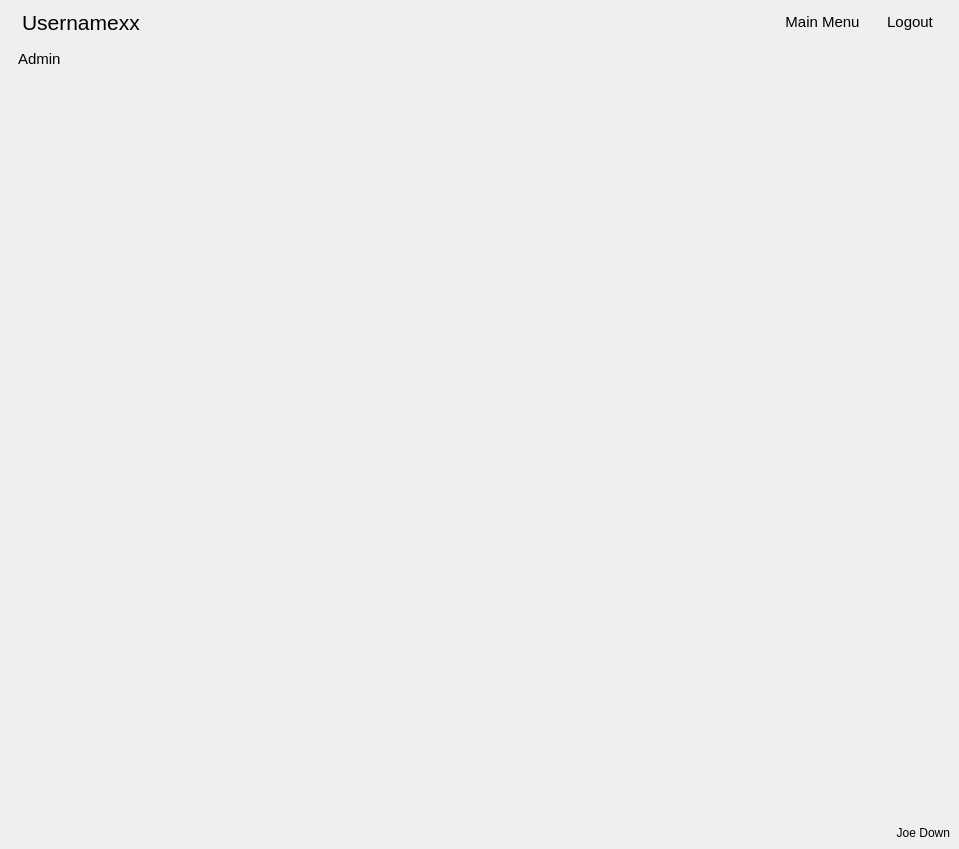
Before: the Qt Designer form window.ui in AnthropomorphicMonkey/Coursework, drawn with Qt 5.
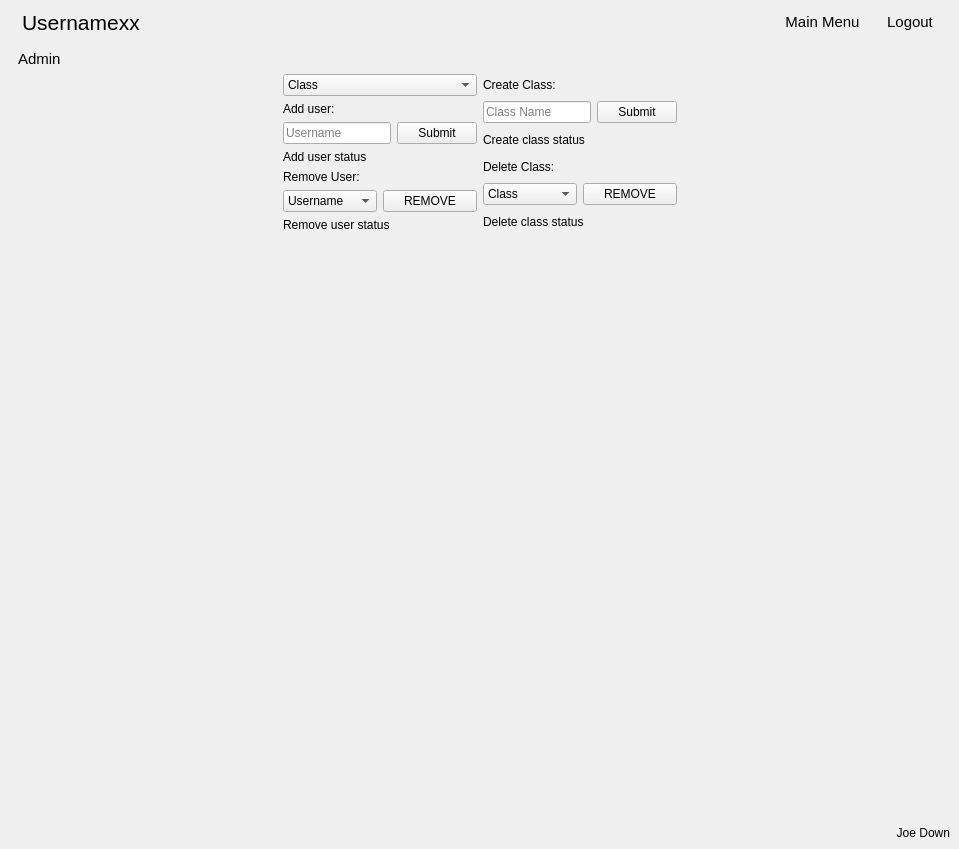
After: the same form once the commit is applied. The open tabs and pages were chosen to show the change. Icons and pictures are not drawn.

Commit message: Admin page further scripts

```diff
--- a/window.ui
+++ b/window.ui
@@ -1641,6 +1641,200 @@
                              <string>Admin</string>
                          </property>
                      </widget>
+                 </item>
+                 <item>
+                     <layout class="QHBoxLayout" name="horizontalLayout_13">
+                         <item>
+                             <spacer name="horizontalSpacer_19">
+                                 <property name="orientation">
+                                     <enum>Qt::Horizontal</enum>
+                                 </property>
+                                 <property name="sizeHint" stdset="0">
+                                     <size>
+                                         <width>40</width>
+                                         <height>20</height>
+                                     </size>
+                                 </property>
+                             </spacer>
+                         </item>
+                         <item>
+                             <layout class="QHBoxLayout" name="horizontalLayout_14">
+                                 <item>
+                                     <layout class="QVBoxLayout" name="verticalLayout_24">
+                                         <item>
+                                             <layout class="QVBoxLayout" name="verticalLayout_26">
+                                                 <item>
+                                                     <widget class="QComboBox" name="admin_class_user_combo_box">
+                                                         <item>
+                                                             <property name="text">
+                                                                 <string>Class</string>
+                                                             </property>
+                                                         </item>
+                                                     </widget>
+                                                 </item>
+                                             </layout>
+                                         </item>
+                                         <item>
+                                             <widget class="QLabel" name="label_14">
+                                                 <property name="text">
+                                                     <string>Add user:</string>
+                                                 </property>
+                                             </widget>
+                                         </item>
+                                         <item>
+                                             <layout class="QHBoxLayout" name="horizontalLayout_15">
+                                                 <item>
+                                                     <widget class="QLineEdit" name="admin_username_input">
+                                                         <property name="text">
+                                                             <string/>
+                                                         </property>
+                                                         <property name="placeholderText">
+                                                             <string>Username</string>
+                                                         </property>
+                                                     </widget>
+                                                 </item>
+                                                 <item>
+                                                     <widget class="QPushButton" name="admin_username_submit_button">
+                                                         <property name="text">
+                                                             <string>Submit</string>
+                                                         </property>
+                                                     </widget>
+                                                 </item>
+                                             </layout>
+                                         </item>
+                                         <item>
+                                             <widget class="QLabel" name="admin_add_user_status_label">
+                                                 <property name="text">
+                                                     <string>Add user status</string>
+                                                 </property>
+                                             </widget>
+                                         </item>
+                                         <item>
+                                             <widget class="QLabel" name="label_15">
+                                                 <property name="text">
+                                                     <string>Remove User:</string>
+                                                 </property>
+                                             </widget>
+                                         </item>
+                                         <item>
+                                             <layout class="QHBoxLayout" name="horizontalLayout_16">
+                                                 <item>
+                                                     <widget class="QComboBox" name="admin_username_combo_box">
+                                                         <item>
+                                                             <property name="text">
+                                                                 <string>Username</string>
+                                                             </property>
+                                                         </item>
+                                                     </widget>
+                                                 </item>
+                                                 <item>
+                                                     <widget class="QPushButton" name="admin_remove_user_button">
+                                                         <property name="text">
+                                                             <string>REMOVE</string>
+                                                         </property>
+                                                     </widget>
+                                                 </item>
+                                             </layout>
+                                         </item>
+                                         <item>
+                                             <widget class="QLabel" name="admin_remove_user_status_label">
+                                                 <property name="text">
+                                                     <string>Remove user status</string>
+                                                 </property>
+                                             </widget>
+                                         </item>
+                                     </layout>
+                                 </item>
+                                 <item>
+                                     <layout class="QVBoxLayout" name="verticalLayout_27">
+                                         <item>
+                                             <widget class="QLabel" name="label_16">
+                                                 <property name="text">
+                                                     <string>Create Class:</string>
+                                                 </property>
+                                             </widget>
+                                         </item>
+                                         <item>
+                                             <layout class="QHBoxLayout" name="horizontalLayout_17">
+                                                 <item>
+                                                     <widget class="QLineEdit" name="admin_class_input">
+                                                         <property name="text">
+                                                             <string/>
+                                                         </property>
+                                                         <property name="placeholderText">
+                                                             <string>Class Name</string>
+                                                         </property>
+                                                     </widget>
+                                                 </item>
+                                                 <item>
+                                                     <widget class="QPushButton"
+                                                             name="admin_create_class_submit_button">
+                                                         <property name="text">
+                                                             <string>Submit</string>
+                                                         </property>
+                                                     </widget>
+                                                 </item>
+                                             </layout>
+                                         </item>
+                                         <item>
+                                             <widget class="QLabel" name="admin_create_class_status_label">
+                                                 <property name="text">
+                                                     <string>Create class status</string>
+                                                 </property>
+                                             </widget>
+                                         </item>
+                                         <item>
+                                             <widget class="QLabel" name="label_17">
+                                                 <property name="text">
+                                                     <string>Delete Class:</string>
+                                                 </property>
+                                             </widget>
+                                         </item>
+                                         <item>
+                                             <layout class="QHBoxLayout" name="horizontalLayout_18">
+                                                 <item>
+                                                     <widget class="QComboBox" name="admin_delete_class_combo_box">
+                                                         <item>
+                                                             <property name="text">
+                                                                 <string>Class</string>
+                                                             </property>
+                                                         </item>
+                                                     </widget>
+                                                 </item>
+                                                 <item>
+                                                     <widget class="QPushButton" name="admin_remove_class_button">
+                                                         <property name="text">
+                                                             <string>REMOVE</string>
+                                                         </property>
+                                                     </widget>
+                                                 </item>
+                                             </layout>
+                                         </item>
+                                         <item>
+                                             <widget class="QLabel" name="admin_delete_class_status_label">
+                                                 <property name="text">
+                                                     <string>Delete class status</string>
+                                                 </property>
+                                             </widget>
+                                         </item>
+                                     </layout>
+                                 </item>
+                             </layout>
+                         </item>
+                         <item>
+                             <spacer name="horizontalSpacer_20">
+                                 <property name="orientation">
+                                     <enum>Qt::Horizontal</enum>
+                                 </property>
+                                 <property name="sizeHint" stdset="0">
+                                     <size>
+                                         <width>40</width>
+                                         <height>20</height>
+                                     </size>
+                                 </property>
+                             </spacer>
+                         </item>
+                     </layout>
                  </item>
                  <item>
                      <spacer name="verticalSpacer_28">
```
Left out of the diff: 2 changed lines with no effect on the pictures. The commit also changes 3 other files.
